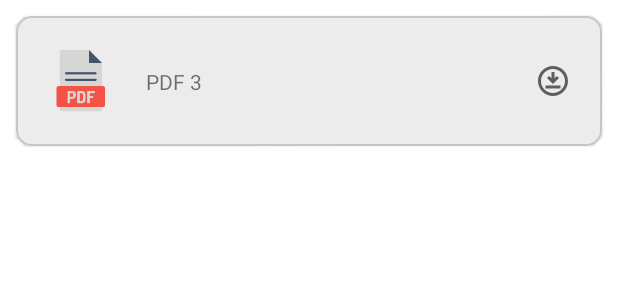
After one commit to AhmedNader65/FileDownloader, an Android app: the layout file_item.xml on its own in the app's theme, with its tools: preview values and no code run, on a phone screen of 412 x 824 dp. The commit adds this screen. Shown: the top 300 px of the screen. Run offline under Robolectric (Android 15) with nearby library versions, the phone set to English and light mode, and no system bars.

Commit message:
implement recyclerview's adapter

```diff
--- a/app/src/main/java/com/najwa/task/ui/MainActivity.kt
+++ b/app/src/main/java/com/najwa/task/ui/MainActivity.kt
@@ -3,6 +3,8 @@ package com.najwa.task.ui
 import android.os.Bundle
 import android.view.View.GONE
 import android.view.View.VISIBLE
+import android.widget.ImageView
+import android.widget.TextView
 import android.widget.Toast
 import androidx.activity.viewModels
 import androidx.appcompat.app.AppCompatActivity
@@ -12,6 +14,7 @@ import androidx.lifecycle.repeatOnLifecycle
 import com.najwa.task.R
 import com.najwa.task.databinding.ActivityMainBinding
 import com.najwa.task.model.Status
+import com.najwa.task.withSimpleAdapter
 import dagger.hilt.android.AndroidEntryPoint
 import kotlinx.coroutines.launch
 
@@ -38,7 +41,12 @@ class MainActivity : AppCompatActivity() {
                             binding.loading.visibility = GONE
 
                             it.data?.let { it1 ->
-                                binding.content.text = it1[0].name
+                                binding.filesList.withSimpleAdapter(it1, R.layout.file_item) {
+                                    val fileName: TextView = itemView.findViewById(R.id.file_name)
+                                    val fileTypeIcon: ImageView = itemView.findViewById(R.id.file_type_icon)
+                                    fileName.text = it.name
+                                    fileTypeIcon.setImageResource(getTypeIcon(it.type))
+                                }
                             }
                         }
                         Status.LOADING -> {
@@ -50,7 +58,8 @@ class MainActivity : AppCompatActivity() {
                             binding.loading.visibility = GONE
                             it.message?.let { message ->
 
-                                Toast.makeText(this@MainActivity, message, Toast.LENGTH_SHORT).show()
+                                Toast.makeText(this@MainActivity, message, Toast.LENGTH_SHORT)
+                                    .show()
                             }
                         }
                     }
@@ -58,4 +67,11 @@ class MainActivity : AppCompatActivity() {
             }
         }
     }
+
+    private fun getTypeIcon(type: String): Int {
+        return when(type) {
+            "VIDEO" -> R.drawable.ic_vid_file
+            else -> R.drawable.ic_pdf_file
+        }
+    }
 }
--- /dev/null
+++ b/app/src/main/res/drawable/ic_outline_download_for_offline_24.xml
@@ -0,0 +1,10 @@
+<vector xmlns:android="http://schemas.android.com/apk/res/android"
+    android:width="24dp"
+    android:height="24dp"
+    android:viewportWidth="24"
+    android:viewportHeight="24"
+    android:tint="?attr/colorControlNormal">
+  <path
+      android:fillColor="@android:color/white"
+      android:pathData="M12,2C6.49,2 2,6.49 2,12s4.49,10 10,10s10,-4.49 10,-10S17.51,2 12,2zM12,20c-4.41,0 -8,-3.59 -8,-8s3.59,-8 8,-8s8,3.59 8,8S16.41,20 12,20zM14.59,8.59L16,10l-4,4l-4,-4l1.41,-1.41L11,10.17V6h2v4.17L14.59,8.59zM17,17H7v-2h10V17z"/>
+</vector>
--- a/app/src/main/res/layout/activity_main.xml
+++ b/app/src/main/res/layout/activity_main.xml
@@ -4,6 +4,7 @@
     xmlns:tools="http://schemas.android.com/tools"
     android:layout_width="match_parent"
     android:layout_height="match_parent"
+    android:background="@color/light_grey"
     tools:context=".ui.MainActivity">
 
     <FrameLayout
@@ -17,15 +18,14 @@
             android:layout_width="wrap_content"
             android:layout_height="wrap_content"
             android:layout_gravity="center"
-            android:elevation="@dimen/_12ssp"/>
+            android:elevation="@dimen/_12ssp" />
     </FrameLayout>
-    <TextView
-        android:id="@+id/content"
-        android:layout_width="wrap_content"
-        android:layout_height="wrap_content"
-        app:layout_constraintBottom_toBottomOf="parent"
-        app:layout_constraintLeft_toLeftOf="parent"
-        app:layout_constraintRight_toRightOf="parent"
-        app:layout_constraintTop_toTopOf="parent" />
+
+    <androidx.recyclerview.widget.RecyclerView
+        android:id="@+id/filesList"
+        android:layout_width="match_parent"
+        android:layout_height="match_parent"
+        tools:listitem="@layout/file_item"
+        app:layoutManager="androidx.recyclerview.widget.LinearLayoutManager" />
 
 </androidx.constraintlayout.widget.ConstraintLayout>
--- /dev/null
+++ b/app/src/main/res/layout/file_item.xml
@@ -0,0 +1,51 @@
+<?xml version="1.0" encoding="utf-8"?>
+<com.google.android.material.card.MaterialCardView xmlns:android="http://schemas.android.com/apk/res/android"
+    xmlns:app="http://schemas.android.com/apk/res-auto"
+    xmlns:tools="http://schemas.android.com/tools"
+    android:layout_width="match_parent"
+    android:layout_height="wrap_content"
+    android:layout_marginStart="@dimen/_8sdp"
+    android:layout_marginEnd="@dimen/_8sdp"
+    android:layout_marginTop="@dimen/_8sdp"
+    app:strokeColor="@color/grey"
+    app:cardCornerRadius="@dimen/_8sdp"
+    app:strokeWidth="@dimen/_1sdp">
+
+    <androidx.constraintlayout.widget.ConstraintLayout
+        android:layout_width="match_parent"
+        android:layout_height="wrap_content"
+        android:background="@color/light_grey"
+        android:padding="@dimen/_16sdp">
+
+        <ImageView
+            android:id="@+id/file_type_icon"
+            android:layout_width="wrap_content"
+            android:layout_height="wrap_content"
+            android:src="@drawable/ic_pdf_file"
+            app:layout_constraintBottom_toBottomOf="parent"
+            app:layout_constraintStart_toStartOf="parent"
+            app:layout_constraintTop_toTopOf="parent" />
+
+        <TextView
+            android:id="@+id/file_name"
+            android:layout_width="0dp"
+            android:layout_height="wrap_content"
+            android:layout_marginStart="@dimen/_16sdp"
+            android:layout_marginEnd="@dimen/_16sdp"
+            android:textAlignment="viewStart"
+            app:layout_constraintBottom_toBottomOf="parent"
+            app:layout_constraintEnd_toStartOf="@+id/file_download_icon"
+            app:layout_constraintStart_toEndOf="@id/file_type_icon"
+            app:layout_constraintTop_toTopOf="parent"
+            tools:text="PDF 3" />
+
+        <ImageView
+            android:id="@+id/file_download_icon"
+            android:layout_width="wrap_content"
+            android:layout_height="wrap_content"
+            android:src="@drawable/ic_outline_download_for_offline_24"
+            app:layout_constraintBottom_toBottomOf="parent"
+            app:layout_constraintEnd_toEndOf="parent"
+            app:layout_constraintTop_toTopOf="parent" />
+    </androidx.constraintlayout.widget.ConstraintLayout>
+</com.google.android.material.card.MaterialCardView>
--- a/app/src/main/res/values/colors.xml
+++ b/app/src/main/res/values/colors.xml
@@ -7,4 +7,6 @@
     <color name="teal_700">#FF018786</color>
     <color name="black">#FF000000</color>
     <color name="white">#FFFFFFFF</color>
+    <color name="grey">#C6C6C6</color>
+    <color name="light_grey">#ECECEC</color>
 </resources>
```
Also changed, not shown: app/src/main/res/drawable-hdpi/ic_pdf_file.png (added), app/src/main/res/drawable-hdpi/ic_vid_file.png (added), app/src/main/res/drawable-ldpi/ic_pdf_file.png (added), app/src/main/res/drawable-ldpi/ic_vid_file.png (added), app/src/main/res/drawable-mdpi/ic_pdf_file.png (added), app/src/main/res/drawable-mdpi/ic_vid_file.png (added), app/src/main/res/drawable-xhdpi/ic_pdf_file.png (added), app/src/main/res/drawable-xhdpi/ic_vid_file.png (added), app/src/main/res/drawable-xxhdpi/ic_pdf_file.png (added), app/src/main/res/drawable-xxhdpi/ic_vid_file.png (added), app/src/main/res/drawable-xxxhdpi/ic_pdf_file.png (added), app/src/main/res/drawable-xxxhdpi/ic_vid_file.png (added).
